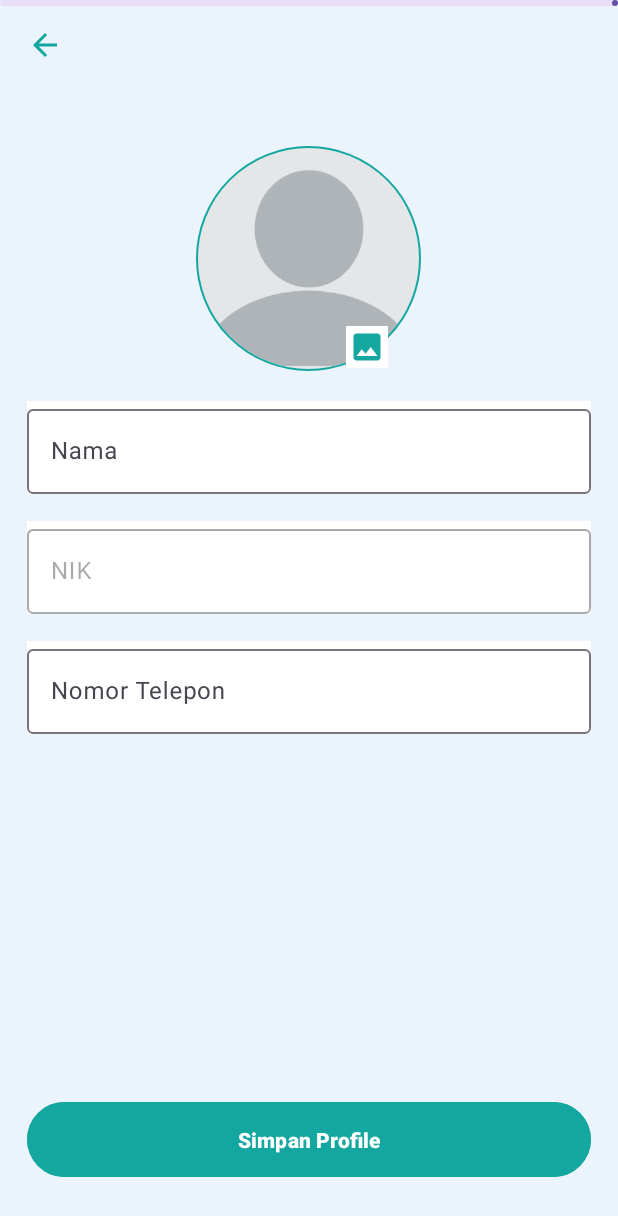
After one commit to rarjen/E-Voting-Android, an Android app: the fragment ProfileFragment shown on its own in the app's theme, on a phone screen of 412 x 824 dp. The commit adds this screen. Shown: the top 1216 px of the screen. Run offline under Robolectric (Android 15) with nearby library versions, the phone set to English and light mode, and no system bars; our stand-ins replace CircleImageView.

Commit message:
make akun & ubah password

```diff
--- /dev/null
+++ b/app/src/main/java/com/example/evoting/view/fragments/akun/ProfileFragment.kt
@@ -0,0 +1,60 @@
+package com.example.evoting.view.fragments.akun
+
+import android.os.Bundle
+import androidx.fragment.app.Fragment
+import android.view.LayoutInflater
+import android.view.View
+import android.view.ViewGroup
+import com.example.evoting.R
+
+// TODO: Rename parameter arguments, choose names that match
+// the fragment initialization parameters, e.g. ARG_ITEM_NUMBER
+private const val ARG_PARAM1 = "param1"
+private const val ARG_PARAM2 = "param2"
+
+/**
+ * A simple [Fragment] subclass.
+ * Use the [ProfileFragment.newInstance] factory method to
+ * create an instance of this fragment.
+ */
+class ProfileFragment : Fragment() {
+    // TODO: Rename and change types of parameters
+    private var param1: String? = null
+    private var param2: String? = null
+
+    override fun onCreate(savedInstanceState: Bundle?) {
+        super.onCreate(savedInstanceState)
+        arguments?.let {
+            param1 = it.getString(ARG_PARAM1)
+            param2 = it.getString(ARG_PARAM2)
+        }
+    }
+
+    override fun onCreateView(
+        inflater: LayoutInflater, container: ViewGroup?,
+        savedInstanceState: Bundle?
+    ): View? {
+        // Inflate the layout for this fragment
+        return inflater.inflate(R.layout.fragment_profile, container, false)
+    }
+
+    companion object {
+        /**
+         * Use this factory method to create a new instance of
+         * this fragment using the provided parameters.
+         *
+         * @param param1 Parameter 1.
+         * @param param2 Parameter 2.
+         * @return A new instance of fragment ProfileFragment.
+         */
+        // TODO: Rename and change types and number of parameters
+        @JvmStatic
+        fun newInstance(param1: String, param2: String) =
+            ProfileFragment().apply {
+                arguments = Bundle().apply {
+                    putString(ARG_PARAM1, param1)
+                    putString(ARG_PARAM2, param2)
+                }
+            }
+    }
+}
--- /dev/null
+++ b/app/src/main/res/drawable/insert_photo_24.xml
@@ -0,0 +1,5 @@
+<vector android:height="24dp" android:tint="#14A7A0"
+    android:viewportHeight="24" android:viewportWidth="24"
+    android:width="24dp" xmlns:android="http://schemas.android.com/apk/res/android">
+    <path android:fillColor="@android:color/white" android:pathData="M21,19V5c0,-1.1 -0.9,-2 -2,-2H5c-1.1,0 -2,0.9 -2,2v14c0,1.1 0.9,2 2,2h14c1.1,0 2,-0.9 2,-2zM8.5,13.5l2.5,3.01L14.5,12l4.5,6H5l3.5,-4.5z"/>
+</vector>
--- /dev/null
+++ b/app/src/main/res/layout/fragment_profile.xml
@@ -0,0 +1,151 @@
+<?xml version="1.0" encoding="utf-8"?>
+<androidx.constraintlayout.widget.ConstraintLayout xmlns:android="http://schemas.android.com/apk/res/android"
+    xmlns:tools="http://schemas.android.com/tools"
+    android:layout_width="match_parent"
+    android:layout_height="match_parent"
+    xmlns:app="http://schemas.android.com/apk/res-auto"
+    android:background="@color/aliceBlue"
+    tools:context=".view.fragments.akun.ProfileFragment">
+
+
+    <com.google.android.material.progressindicator.LinearProgressIndicator
+        android:id="@+id/progressBar"
+        app:layout_constraintStart_toStartOf="parent"
+        app:layout_constraintTop_toTopOf="parent"
+        app:layout_constraintEnd_toEndOf="parent"
+        android:layout_width="wrap_content"
+        android:layout_height="wrap_content" />
+
+    <ImageView
+        android:id="@+id/ivBack"
+        app:layout_constraintTop_toTopOf="parent"
+        app:layout_constraintStart_toStartOf="parent"
+        android:layout_marginStart="18dp"
+        android:layout_marginTop="18dp"
+        android:layout_width="wrap_content"
+        android:layout_height="wrap_content"
+        android:src="@drawable/arrow_back_24"/>
+
+    <LinearLayout
+        android:id="@+id/imageLayout"
+        android:layout_width="match_parent"
+        android:layout_height="wrap_content"
+        android:layout_marginStart="18dp"
+        android:layout_marginEnd="18dp"
+        app:layout_constraintStart_toStartOf="parent"
+        app:layout_constraintEnd_toEndOf="parent"
+        app:layout_constraintTop_toBottomOf="@id/ivBack"
+        app:layout_constraintBottom_toTopOf="@id/layoutFields"
+        android:layout_marginTop="55dp"
+        android:gravity="center">
+
+        <FrameLayout
+            android:layout_width="150dp"
+            android:layout_height="150dp">
+            <de.hdodenhof.circleimageview.CircleImageView
+                xmlns:app="http://schemas.android.com/apk/res-auto"
+                android:id="@+id/profile_image"
+                android:layout_width="150dp"
+                android:layout_height="150dp"
+                android:focusableInTouchMode="true"
+                android:src="@drawable/profile"
+                app:civ_border_color="@color/darkBlue"
+                app:civ_border_width="1dp" />
+
+            <FrameLayout
+                android:id="@+id/editProfilePicture"
+                android:layout_width="wrap_content"
+                android:layout_height="wrap_content"
+                android:background="@color/white"
+                android:layout_marginTop="120dp"
+                android:layout_marginStart="100dp"
+                android:padding="2dp">
+                <ImageView
+                    android:layout_width="wrap_content"
+                    android:layout_height="wrap_content"
+                    android:elevation="4dp"
+                    android:src="@drawable/insert_photo_24" />
+            </FrameLayout>
+        </FrameLayout>
+    </LinearLayout>
+
+    <LinearLayout
+        android:id="@+id/layoutFields"
+        android:layout_width="match_parent"
+        android:layout_height="wrap_content"
+        android:layout_marginTop="20dp"
+        app:layout_constraintStart_toStartOf="parent"
+        app:layout_constraintTop_toBottomOf="@id/imageLayout"
+        android:orientation="vertical">
+        <com.google.android.material.textfield.TextInputLayout
+            android:id="@+id/nameField"
+            app:layout_constraintStart_toStartOf="parent"
+            app:layout_constraintTop_toBottomOf="@id/imageLayout"
+            android:layout_width="match_parent"
+            android:layout_height="wrap_content"
+            android:background="@color/white"
+            android:layout_marginStart="18dp"
+            android:layout_marginEnd="18dp"
+            android:hint="Nama">
+
+            <com.google.android.material.textfield.TextInputEditText
+                android:layout_width="match_parent"
+                android:layout_height="wrap_content"
+                />
+        </com.google.android.material.textfield.TextInputLayout>
+
+        <com.google.android.material.textfield.TextInputLayout
+            android:id="@+id/nikField"
+            app:layout_constraintTop_toBottomOf="@id/nameField"
+            app:layout_constraintStart_toStartOf="parent"
+            android:layout_width="match_parent"
+            android:layout_height="wrap_content"
+            android:background="@color/white"
+            android:layout_marginStart="18dp"
+            android:layout_marginEnd="18dp"
+            android:enabled="false"
+            android:layout_marginTop="18dp"
+            android:hint="NIK">
+
+            <com.google.android.material.textfield.TextInputEditText
+                android:layout_width="match_parent"
+                android:layout_height="wrap_content"
+                />
+        </com.google.android.material.textfield.TextInputLayout>
+
+        <com.google.android.material.textfield.TextInputLayout
+            android:id="@+id/mobileField"
+            app:layout_constraintTop_toBottomOf="@id/nikField"
+            app:layout_constraintStart_toStartOf="parent"
+            android:layout_width="match_parent"
+            android:layout_height="wrap_content"
+            android:background="@color/white"
+            android:layout_marginStart="18dp"
+            android:layout_marginEnd="18dp"
+            android:layout_marginTop="18dp"
+            android:hint="Nomor Telepon">
+
+            <com.google.android.material.textfield.TextInputEditText
+                android:layout_width="match_parent"
+                android:layout_height="wrap_content"
+                />
+        </com.google.android.material.textfield.TextInputLayout>
+
+
+    </LinearLayout>
+
+    <Button
+        android:id="@+id/updateProfileBtn"
+        app:layout_constraintStart_toStartOf="parent"
+        app:layout_constraintBottom_toBottomOf="parent"
+        android:layout_marginStart="18dp"
+        android:layout_marginEnd="18dp"
+        android:paddingVertical="15dp"
+        android:layout_width="match_parent"
+        android:layout_height="wrap_content"
+        android:backgroundTint="@color/darkBlue"
+        android:layout_marginBottom="35dp"
+        android:textStyle="bold"
+        android:text="Simpan Profile" />
+
+</androidx.constraintlayout.widget.ConstraintLayout>
--- a/app/src/main/res/values/colors.xml
+++ b/app/src/main/res/values/colors.xml
@@ -5,4 +5,5 @@
     <color name="red">#FF0000</color>
     <color name="darkBlue">#14A7A0</color>
     <color name="aliceBlue">#EBF3FC</color>
+    <color name="pink">#FF8696</color>
 </resources>
--- a/app/src/main/res/values/strings.xml
+++ b/app/src/main/res/values/strings.xml
@@ -9,4 +9,5 @@
     <string name="daftar">Daftar</string>
     <string name="masuk_disini">Masuk disini</string>
     <string name="sudah_punya_akun">Sudah punya akun?</string>
+    <string name="ubah_password">Ubah Password</string>
 </resources>
```
Also changed, not shown: app/src/main/java/com/example/evoting/view/fragments/akun/UbahPasswordFragment.kt (added, +60 -0 lines), app/src/main/res/layout/activity_login.xml (+131 -0 lines), app/src/main/res/layout/fragment_ubah_password.xml (added, +110 -0 lines), app/src/main/res/drawable/profile.png (added).
